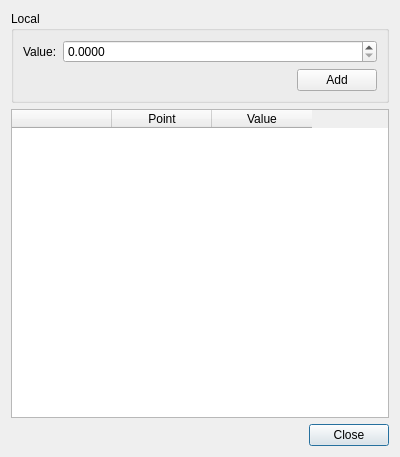
Qt form Code/Gmsh/DialogLocalSetting.ui (DISOGitHub/FastCAE) before a commit.
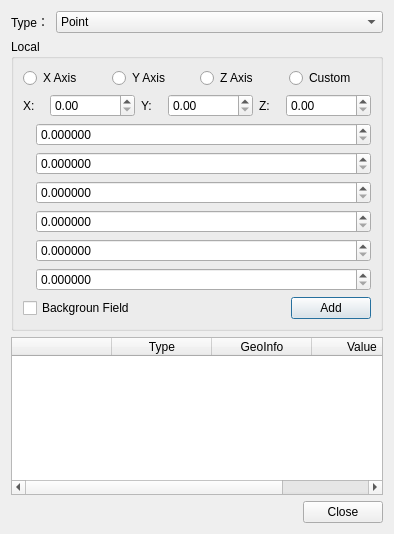
The same form after that commit.

The edit to the form file:
```diff
--- a/Code/Gmsh/DialogLocalSetting.ui
+++ b/Code/Gmsh/DialogLocalSetting.ui
@@ -6,86 +6,194 @@
    <rect>
     <x>0</x>
     <y>0</y>
-    <width>400</width>
-    <height>457</height>
+    <width>394</width>
+    <height>534</height>
    </rect>
   </property>
   <property name="windowTitle">
    <string>Local Setting</string>
   </property>
   <layout class="QGridLayout" name="gridLayout_2">
-   <item row="3" column="0">
-    <layout class="QHBoxLayout" name="horizontalLayout_3">
-     <item>
-      <spacer name="horizontalSpacer_2">
-       <property name="orientation">
-        <enum>Qt::Horizontal</enum>
-       </property>
-       <property name="sizeHint" stdset="0">
-        <size>
-         <width>40</width>
-         <height>20</height>
-        </size>
-       </property>
-      </spacer>
-     </item>
-     <item>
-      <widget class="QPushButton" name="closeButton">
-       <property name="text">
-        <string>Close</string>
-       </property>
-      </widget>
-     </item>
-    </layout>
-   </item>
-   <item row="0" column="0">
+   <item row="1" column="0">
     <widget class="QGroupBox" name="localPoint">
      <property name="title">
       <string>Local</string>
      </property>
      <layout class="QGridLayout" name="gridLayout">
-      <item row="0" column="0">
-       <layout class="QVBoxLayout" name="pointLayout">
-        <property name="spacing">
-         <number>0</number>
-        </property>
-       </layout>
-      </item>
-      <item row="1" column="0">
+      <item row="2" column="0" colspan="2">
        <layout class="QHBoxLayout" name="horizontalLayout">
         <item>
-         <widget class="QLabel" name="label">
-          <property name="sizePolicy">
-           <sizepolicy hsizetype="Minimum" vsizetype="Preferred">
-            <horstretch>0</horstretch>
-            <verstretch>0</verstretch>
-           </sizepolicy>
+         <widget class="QRadioButton" name="xAxis">
+          <property name="text">
+           <string>X Axis</string>
           </property>
+         </widget>
+        </item>
+        <item>
+         <widget class="QRadioButton" name="yAxis">
           <property name="text">
-           <string>Value:</string>
+           <string>Y Axis</string>
           </property>
          </widget>
         </item>
         <item>
-         <widget class="QDoubleSpinBox" name="doubleSpinBox">
-          <property name="sizePolicy">
-           <sizepolicy hsizetype="Expanding" vsizetype="Fixed">
-            <horstretch>0</horstretch>
-            <verstretch>0</verstretch>
-           </sizepolicy>
+         <widget class="QRadioButton" name="zAxis">
+          <property name="text">
+           <string>Z Axis</string>
           </property>
-          <property name="decimals">
-           <number>4</number>
+         </widget>
+        </item>
+        <item>
+         <widget class="QRadioButton" name="custom">
+          <property name="text">
+           <string>Custom</string>
           </property>
-          <property name="maximum">
-           <double>99999999999999.000000000000000</double>
+         </widget>
+        </item>
+       </layout>
+      </item>
+      <item row="3" column="0" colspan="2">
+       <layout class="QHBoxLayout" name="horizontalLayout_4" stretch="1,4,1,4,1,4">
+        <item>
+         <widget class="QLabel" name="xLabel">
+          <property name="text">
+           <string>X:</string>
           </property>
          </widget>
         </item>
+        <item>
+         <widget class="QDoubleSpinBox" name="xDoubleSpinBox"/>
+        </item>
+        <item>
+         <widget class="QLabel" name="yLabel">
+          <property name="text">
+           <string>Y:</string>
+          </property>
+         </widget>
+        </item>
+        <item>
+         <widget class="QDoubleSpinBox" name="yDoubleSpinBox"/>
+        </item>
+        <item>
+         <widget class="QLabel" name="zLabel">
+          <property name="text">
+           <string>Z:</string>
+          </property>
+         </widget>
+        </item>
+        <item>
+         <widget class="QDoubleSpinBox" name="zDoubleSpinBox"/>
+        </item>
        </layout>
       </item>
-      <item row="2" column="0">
+      <item row="4" column="0">
+       <widget class="QLabel" name="label">
+        <property name="sizePolicy">
+         <sizepolicy hsizetype="Minimum" vsizetype="Preferred">
+          <horstretch>0</horstretch>
+          <verstretch>0</verstretch>
+         </sizepolicy>
+        </property>
+        <property name="text">
+         <string/>
+        </property>
+       </widget>
+      </item>
+      <item row="4" column="1">
+       <widget class="QDoubleSpinBox" name="doubleSpinBox">
+        <property name="sizePolicy">
+         <sizepolicy hsizetype="Expanding" vsizetype="Fixed">
+          <horstretch>0</horstretch>
+          <verstretch>0</verstretch>
+         </sizepolicy>
+        </property>
+        <property name="decimals">
+         <number>6</number>
+        </property>
+        <property name="maximum">
+         <double>99999999999999.000000000000000</double>
+        </property>
+       </widget>
+      </item>
+      <item row="5" column="0">
+       <widget class="QLabel" name="label_2">
+        <property name="text">
+         <string/>
+        </property>
+       </widget>
+      </item>
+      <item row="5" column="1">
+       <widget class="QDoubleSpinBox" name="doubleSpinBox_2">
+        <property name="decimals">
+         <number>6</number>
+        </property>
+       </widget>
+      </item>
+      <item row="6" column="0">
+       <widget class="QLabel" name="label_3">
+        <property name="text">
+         <string/>
+        </property>
+       </widget>
+      </item>
+      <item row="6" column="1">
+       <widget class="QDoubleSpinBox" name="doubleSpinBox_3">
+        <property name="decimals">
+         <number>6</number>
+        </property>
+       </widget>
+      </item>
+      <item row="7" column="0">
+       <widget class="QLabel" name="label_4">
+        <property name="text">
+         <string/>
+        </property>
+       </widget>
+      </item>
+      <item row="7" column="1">
+       <widget class="QDoubleSpinBox" name="doubleSpinBox_4">
+        <property name="decimals">
+         <number>6</number>
+        </property>
+       </widget>
+      </item>
+      <item row="8" column="0">
+       <widget class="QLabel" name="label_5">
+        <property name="text">
+         <string/>
+        </property>
+       </widget>
+      </item>
+      <item row="8" column="1">
+       <widget class="QDoubleSpinBox" name="doubleSpinBox_5">
+        <property name="decimals">
+         <number>6</number>
+        </property>
+       </widget>
+      </item>
+      <item row="9" column="0">
+       <widget class="QLabel" name="label_6">
+        <property name="text">
+         <string/>
+        </property>
+       </widget>
+      </item>
+      <item row="9" column="1">
+       <widget class="QDoubleSpinBox" name="doubleSpinBox_6">
+        <property name="decimals">
+         <number>6</number>
+        </property>
+       </widget>
+      </item>
+      <item row="10" column="0" colspan="2">
        <layout class="QHBoxLayout" name="horizontalLayout_2">
+        <item>
+         <widget class="QCheckBox" name="backgroundField">
+          <property name="text">
+           <string>Backgroun Field</string>
+          </property>
+         </widget>
+        </item>
         <item>
          <spacer name="horizontalSpacer">
           <property name="orientation">
@@ -111,16 +219,21 @@
      </layout>
     </widget>
    </item>
-   <item row="1" column="0">
+   <item row="2" column="0">
     <widget class="QTableWidget" name="tableWidget">
      <column>
       <property name="text">
-       <string>  </string>
+       <string/>
       </property>
      </column>
      <column>
       <property name="text">
-       <string>Point</string>
+       <string>Type</string>
+      </property>
+     </column>
+     <column>
+      <property name="text">
+       <string>GeoInfo</string>
       </property>
      </column>
      <column>
@@ -130,6 +243,65 @@
      </column>
     </widget>
    </item>
+   <item row="3" column="0">
+    <layout class="QHBoxLayout" name="horizontalLayout_3">
+     <item>
+      <spacer name="horizontalSpacer_2">
+       <property name="orientation">
+        <enum>Qt::Horizontal</enum>
+       </property>
+       <property name="sizeHint" stdset="0">
+        <size>
+         <width>40</width>
+         <height>20</height>
+        </size>
+       </property>
+      </spacer>
+     </item>
+     <item>
+      <widget class="QPushButton" name="closeButton">
+       <property name="text">
+        <string>Close</string>
+       </property>
+      </widget>
+     </item>
+    </layout>
+   </item>
+   <item row="0" column="0">
+    <layout class="QHBoxLayout" name="horizontalLayout_5" stretch="1,9">
+     <item>
+      <widget class="QLabel" name="localType">
+       <property name="text">
+        <string>Type：</string>
+       </property>
+      </widget>
+     </item>
+     <item>
+      <widget class="QComboBox" name="comboBox">
+       <item>
+        <property name="text">
+         <string>Point</string>
+        </property>
+       </item>
+       <item>
+        <property name="text">
+         <string>Box</string>
+        </property>
+       </item>
+       <item>
+        <property name="text">
+         <string>Ball</string>
+        </property>
+       </item>
+       <item>
+        <property name="text">
+         <string>Cylinder</string>
+        </property>
+       </item>
+      </widget>
+     </item>
+    </layout>
+   </item>
   </layout>
  </widget>
  <resources/>
```
Left out of the diff: 7 changed lines with no effect on the pictures.
